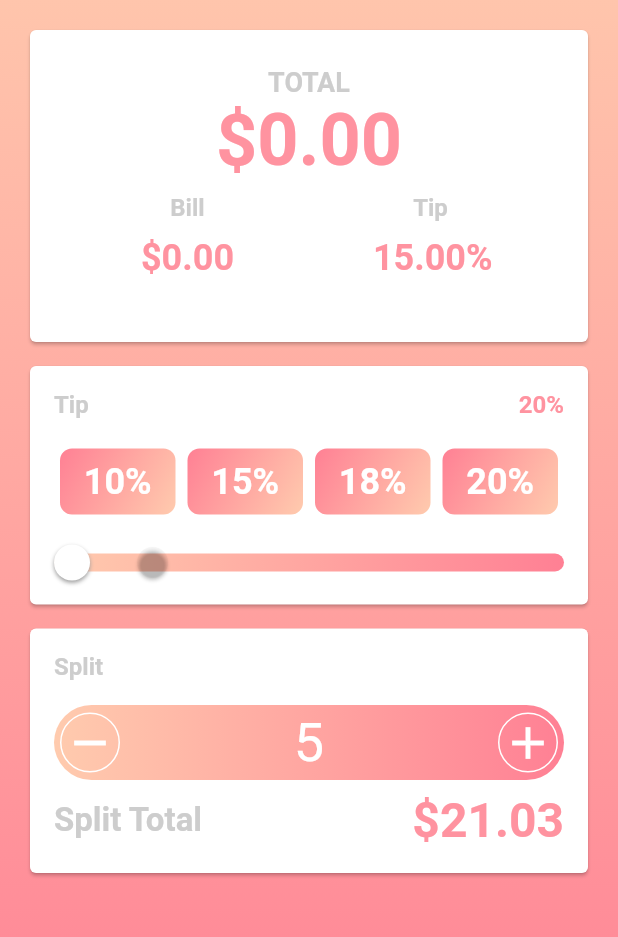
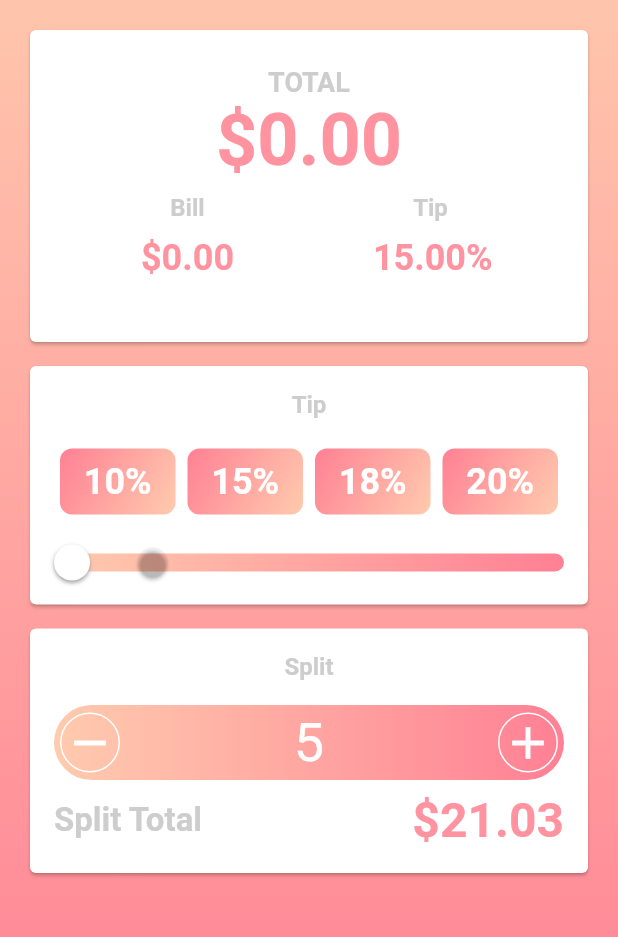
Before and after one commit to b-cancel/Flutter_CurrencyTextInputFormatter, a Flutter app: the screen it shows after launch, on a phone screen of 412 x 824 dp, the part 99-1036 px from its top. Run offline on Flutter 3.47's test engine with Material 2 defaults, Android fonts, the phone set to English and light mode, and no system bars.

Commit message:
tip buttons fully functional... moving onto tip slider

```diff
--- a/tip_calc/lib/main.dart
+++ b/tip_calc/lib/main.dart
@@ -109,7 +109,9 @@ class _MyHomePageState extends State<MyHomePage> {
 
   /// --------------------------------------------------REFORMAT FIELD FUNCTIONS--------------------------------------------------
 
-  void reformatTotalField(){
+  void reformatTotalField({double newValue: -1}){
+    if(newValue != -1) updatedTotalField(newValue);
+
     //update variables
     updateStrings();
 
@@ -117,7 +119,9 @@ class _MyHomePageState extends State<MyHomePage> {
     totalController.text = totalString;
   }
 
-  void reformatBillField(){
+  void reformatBillField({double newValue: -1}){
+    if(newValue != -1) updatedBillField(newValue);
+
     //update variables
     updateStrings();
 
@@ -125,7 +129,9 @@ class _MyHomePageState extends State<MyHomePage> {
     billController.text = billString;
   }
 
-  void reformatTipPercentField(){
+  void reformatTipPercentField({double newValue: -1}){
+    if(newValue != -1) updatedTipPercentField(newValue);
+
     //update variables
     updateStrings();
 
@@ -408,27 +414,14 @@ class _MyHomePageState extends State<MyHomePage> {
         child: new Column(
           children: <Widget>[
             new Container(
-              child: new Row(
-                mainAxisSize: MainAxisSize.max,
-                mainAxisAlignment: MainAxisAlignment.spaceBetween,
-                children: <Widget>[
-                  new Text(
+              alignment: Alignment.center,
+              child: new Text(
                 "Tip",
                 style: TextStyle(
                   color: textGrey,
                   fontWeight: FontWeight.bold,
                   fontSize: 16.0,
                 ),
-                  ),
-                  new Text(
-                    "20%",
-                    style: TextStyle(
-                      color: textPeach,
-                      fontWeight: FontWeight.bold,
-                      fontSize: 16.0,
-                    ),
-                  ),
-                ],
               ),
             ),
             new Container(
@@ -506,27 +499,14 @@ class _MyHomePageState extends State<MyHomePage> {
           child: Column(
             children: <Widget>[
               new Container(
-                child: new Row(
-                  mainAxisSize: MainAxisSize.max,
-                  mainAxisAlignment: MainAxisAlignment.spaceBetween,
-                  children: <Widget>[
-                    new Text(
+                alignment: Alignment.center,
+                child: new Text(
                   "Split",
                   style: TextStyle(
                     color: textGrey,
                     fontWeight: FontWeight.bold,
                     fontSize: 16.0,
                   ),
-                    ),
-                    new Text(
-                      "",
-                      style: TextStyle(
-                        color: textPeach,
-                        fontWeight: FontWeight.bold,
-                        fontSize: 16.0,
-                      ),
-                    ),
-                  ],
                 ),
               ),
               Container(
@@ -632,6 +612,8 @@ class _MyHomePageState extends State<MyHomePage> {
 
   Widget suggestedPercentButton(int percent){
     return Expanded(
+      child: GestureDetector(
+        onTap: () => reformatTipPercentField(newValue: percent.toDouble()),
         child: new Container(
           alignment: Alignment.center,
           margin: EdgeInsets.all(4.0),
@@ -655,6 +637,7 @@ class _MyHomePageState extends State<MyHomePage> {
             ),
           ),
         ),
+      ),
     );
   }
 }
```
Lines whose indentation alone changed are shown as unchanged.
